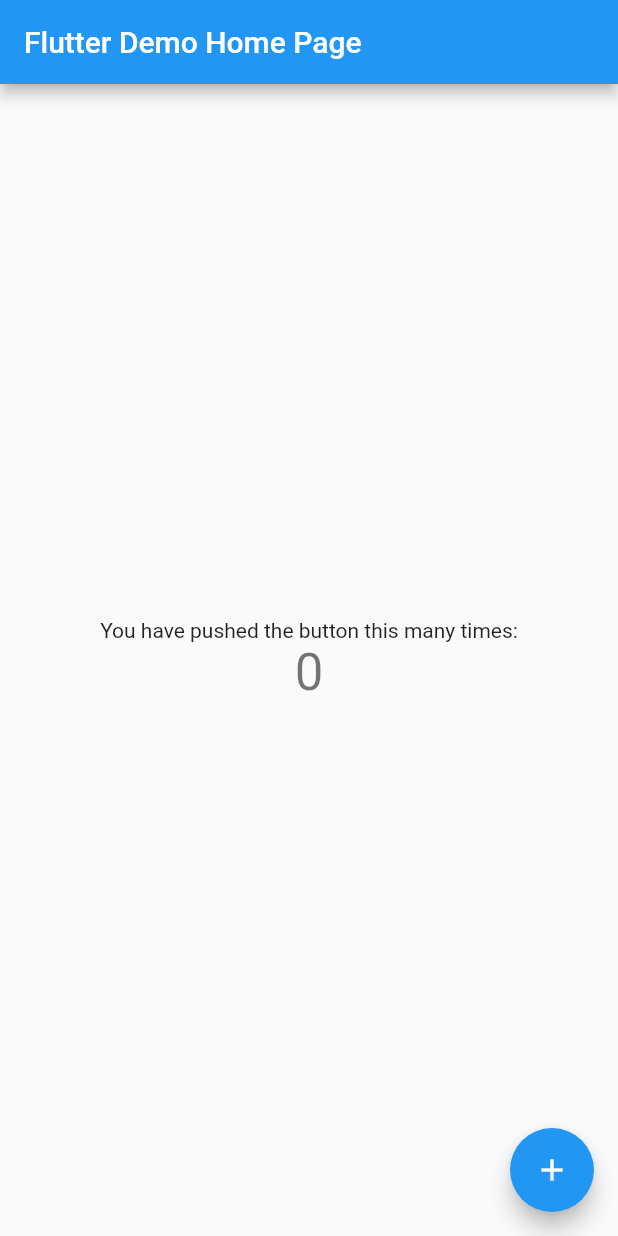
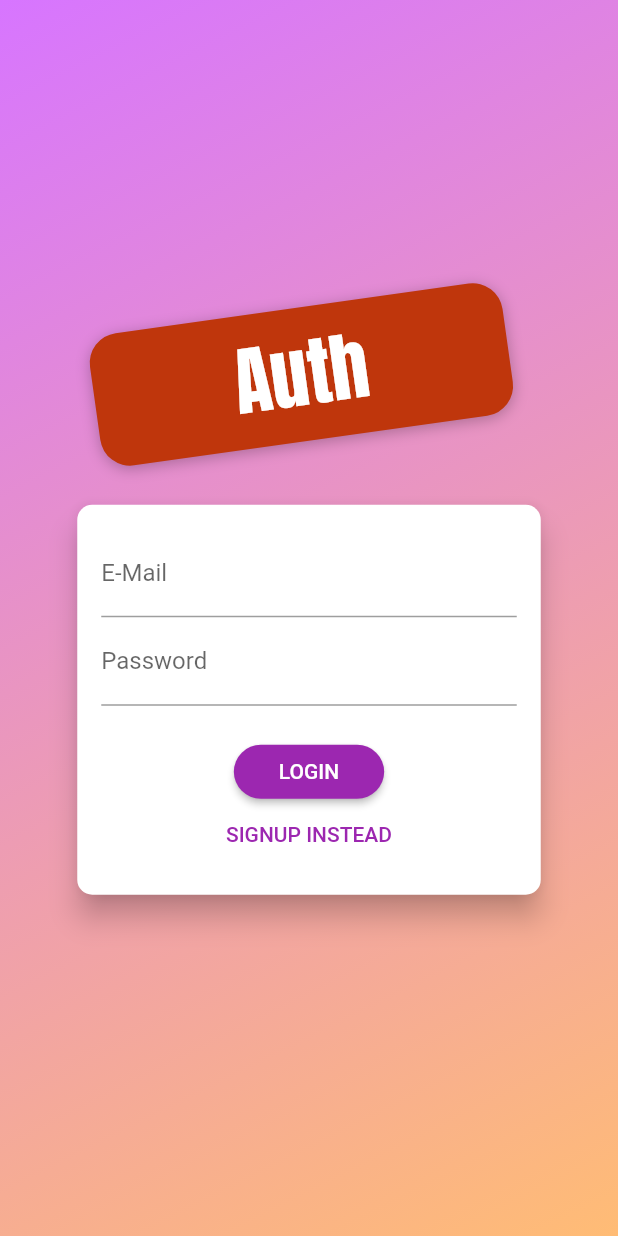
Before and after one commit to JavIonBek/auth, a Flutter app: the screen it shows after launch, on a phone screen of 412 x 824 dp. Run offline on Flutter 3.47's test engine with Material 2 defaults, Android fonts, the phone set to English and light mode, and no system bars.

Commit message:
Updated files

```diff
--- a/lib/main.dart
+++ b/lib/main.dart
@@ -1,114 +1,27 @@
 import 'package:flutter/material.dart';
 
-void main() {
-  runApp(MyApp());
-}
+import './screens/auth_screen.dart';
+
+void main() => runApp(MyApp());
 
 class MyApp extends StatelessWidget {
-  // This widget is the root of your application.
   @override
   Widget build(BuildContext context) {
     return MaterialApp(
       debugShowCheckedModeBanner: false,
-      title: 'Flutter Demo',
+      title: 'Flutter App',
       theme: ThemeData(
-        // This is the theme of your application.
-        //
-        // Try running your application with "flutter run". You'll see the
-        // application has a blue toolbar. Then, without quitting the app, try
-        // changing the primarySwatch below to Colors.green and then invoke
-        // "hot reload" (press "r" in the console where you ran "flutter run",
-        // or simply save your changes to "hot reload" in a Flutter IDE).
-        // Notice that the counter didn't reset back to zero; the application
-        // is not restarted.
-        primarySwatch: Colors.blue,
+        primarySwatch: Colors.purple,
+        accentColor: Colors.deepOrange,
+        // fontFamily: 'Lato',
+        // pageTransitionsTheme: PageTransitionsTheme(
+        //   builders: {
+        //     TargetPlatform.android: CustomPageTransitionBuilder(),
+        //     TargetPlatform.iOS: CustomPageTransitionBuilder(),
+        //   },
+        // ),
       ),
-      home: MyHomePage(title: 'Flutter Demo Home Page'),
+      home: AuthScreen(),
     );
   }
 }
-
-class MyHomePage extends StatefulWidget {
-  MyHomePage({Key key, this.title}) : super(key: key);
-
-  // This widget is the home page of your application. It is stateful, meaning
-  // that it has a State object (defined below) that contains fields that affect
-  // how it looks.
-
-  // This class is the configuration for the state. It holds the values (in this
-  // case the title) provided by the parent (in this case the App widget) and
-  // used by the build method of the State. Fields in a Widget subclass are
-  // always marked "final".
-
-  final String title;
-
-  @override
-  _MyHomePageState createState() => _MyHomePageState();
-}
-
-class _MyHomePageState extends State<MyHomePage> {
-  int _counter = 0;
-
-  void _incrementCounter() {
-    setState(() {
-      // This call to setState tells the Flutter framework that something has
-      // changed in this State, which causes it to rerun the build method below
-      // so that the display can reflect the updated values. If we changed
-      // _counter without calling setState(), then the build method would not be
-      // called again, and so nothing would appear to happen.
-      _counter++;
-    });
-  }
-
-  @override
-  Widget build(BuildContext context) {
-    // This method is rerun every time setState is called, for instance as done
-    // by the _incrementCounter method above.
-    //
-    // The Flutter framework has been optimized to make rerunning build methods
-    // fast, so that you can just rebuild anything that needs updating rather
-    // than having to individually change instances of widgets.
-    return Scaffold(
-      appBar: AppBar(
-        // Here we take the value from the MyHomePage object that was created by
-        // the App.build method, and use it to set our appbar title.
-        title: Text(widget.title),
-      ),
-      body: Center(
-        // Center is a layout widget. It takes a single child and positions it
-        // in the middle of the parent.
-        child: Column(
-          // Column is also a layout widget. It takes a list of children and
-          // arranges them vertically. By default, it sizes itself to fit its
-          // children horizontally, and tries to be as tall as its parent.
-          //
-          // Invoke "debug painting" (press "p" in the console, choose the
-          // "Toggle Debug Paint" action from the Flutter Inspector in Android
-          // Studio, or the "Toggle Debug Paint" command in Visual Studio Code)
-          // to see the wireframe for each widget.
-          //
-          // Column has various properties to control how it sizes itself and
-          // how it positions its children. Here we use mainAxisAlignment to
-          // center the children vertically; the main axis here is the vertical
-          // axis because Columns are vertical (the cross axis would be
-          // horizontal).
-          mainAxisAlignment: MainAxisAlignment.center,
-          children: <Widget>[
-            Text(
-              'You have pushed the button this many times:',
-            ),
-            Text(
-              '$_counter',
-              style: Theme.of(context).textTheme.headline4,
-            ),
-          ],
-        ),
-      ),
-      floatingActionButton: FloatingActionButton(
-        onPressed: _incrementCounter,
-        tooltip: 'Increment',
-        child: Icon(Icons.add),
-      ), // This trailing comma makes auto-formatting nicer for build methods.
-    );
-  }
-}
--- /dev/null
+++ b/lib/screens/auth_screen.dart
@@ -0,0 +1,83 @@
+import 'dart:math';
+
+import 'package:flutter/material.dart';
+
+import '../widgets/auth_form.dart';
+
+class AuthScreen extends StatefulWidget {
+  @override
+  _AuthScreenState createState() => _AuthScreenState();
+}
+
+class _AuthScreenState extends State<AuthScreen> {
+  @override
+  Widget build(BuildContext context) {
+    final deviceSize = MediaQuery.of(context).size;
+    return Scaffold(
+      // resizeToAvoidBottomInset: false,
+      body: Stack(
+        children: [
+          Container(
+            decoration: BoxDecoration(
+              gradient: LinearGradient(
+                colors: [
+                  Color.fromRGBO(215, 117, 255, 1),
+                  Color.fromRGBO(255, 188, 117, 1),
+                ],
+                begin: Alignment.topLeft,
+                end: Alignment.bottomRight,
+                stops: [0, 1],
+              ),
+            ),
+          ),
+          SingleChildScrollView(
+            child: Container(
+              height: deviceSize.height,
+              width: deviceSize.width,
+              child: Column(
+                mainAxisAlignment: MainAxisAlignment.center,
+                crossAxisAlignment: CrossAxisAlignment.center,
+                children: [
+                  Flexible(
+                    child: Container(
+                      margin: const EdgeInsets.only(bottom: 20.0),
+                      padding: const EdgeInsets.symmetric(
+                          vertical: 8.0, horizontal: 94.0),
+                      transform: Matrix4.rotationZ(-8 * pi / 180)
+                        ..translate(-10.0),
+                      decoration: BoxDecoration(
+                        borderRadius: BorderRadius.circular(20),
+                        color: Colors.deepOrange.shade900,
+                        boxShadow: [
+                          BoxShadow(
+                            blurRadius: 8,
+                            color: Colors.black26,
+                            offset: const Offset(0, 2),
+                          )
+                        ],
+                      ),
+                      child: const Text(
+                        'Auth',
+                        style: TextStyle(
+                          color: Colors.white,
+                          // color: Theme.of(context).accentTextTheme.headline6.color,
+                          fontSize: 50,
+                          fontFamily: 'Anton',
+                          fontWeight: FontWeight.normal,
+                        ),
+                      ),
+                    ),
+                  ),
+                  Flexible(
+                    flex: deviceSize.width > 600 ? 2 : 1,
+                    child: AuthFrom(),
+                  ),
+                ],
+              ),
+            ),
+          ),
+        ],
+      ),
+    );
+  }
+}
--- /dev/null
+++ b/lib/widgets/auth_form.dart
@@ -0,0 +1,180 @@
+import 'package:flutter/material.dart';
+
+class AuthFrom extends StatefulWidget {
+  @override
+  _AuthFromState createState() => _AuthFromState();
+}
+
+enum AuthMode { Signup, Login }
+
+class _AuthFromState extends State<AuthFrom>
+    with SingleTickerProviderStateMixin {
+  AuthMode _authMode = AuthMode.Login;
+  var _isLoading = false;
+  AnimationController _controller;
+  Animation<Offset> _slideAnimation;
+  Animation<double> _opacityAnimation;
+
+  @override
+  void initState() {
+    super.initState();
+    _controller = AnimationController(
+      vsync: this,
+      duration: Duration(
+        milliseconds: 300,
+      ),
+    );
+    _slideAnimation = Tween<Offset>(
+      begin: Offset(0, -1.5),
+      end: Offset(0, 0),
+    ).animate(
+      CurvedAnimation(
+        parent: _controller,
+        curve: Curves.fastOutSlowIn,
+      ),
+    );
+    _opacityAnimation = Tween(begin: 0.0, end: 1.0)
+        .animate(CurvedAnimation(parent: _controller, curve: Curves.easeIn));
+  }
+
+  @override
+  void dispose() {
+    super.dispose();
+    _controller.dispose();
+  }
+
+  void _switchAuthMode() {
+    if (_authMode == AuthMode.Login) {
+      setState(() {
+        _authMode = AuthMode.Signup;
+      });
+      _controller.forward();
+    } else {
+      setState(() {
+        _authMode = AuthMode.Login;
+      });
+      _controller.reverse();
+    }
+  }
+
+  @override
+  Widget build(BuildContext context) {
+    final deviceSize = MediaQuery.of(context).size;
+    return Card(
+      shape: RoundedRectangleBorder(
+        borderRadius: BorderRadius.circular(10.0),
+      ),
+      elevation: 8.0,
+      child: AnimatedContainer(
+        duration: Duration(milliseconds: 300),
+        curve: Curves.easeIn,
+        height: _authMode == AuthMode.Signup ? 320 : 260,
+        // height: _heightAnimation.value.height,
+        constraints:
+            BoxConstraints(minHeight: _authMode == AuthMode.Signup ? 320 : 260),
+        width: deviceSize.width * 0.75,
+        padding: const EdgeInsets.all(16.0),
+        child: Form(
+          // key: _formKey,
+          child: SingleChildScrollView(
+            child: Column(
+              children: [
+                TextFormField(
+                  decoration: const InputDecoration(labelText: 'E-Mail'),
+                  keyboardType: TextInputType.emailAddress,
+                  validator: (value) {
+                    if (value.isEmpty || !value.contains('@')) {
+                      return 'Invalid email!';
+                    }
+                    return null;
+                  },
+                  // onSaved: (value) {
+                  //   _authData['email'] = value;
+                  // },
+                ),
+                TextFormField(
+                  decoration: const InputDecoration(labelText: 'Password'),
+                  obscureText: true,
+                  // controller: _passwordController,
+                  validator: (value) {
+                    if (value.isEmpty || value.length < 5) {
+                      return 'Password is too short!';
+                    }
+                    return null;
+                  },
+                  // onSaved: (value) {
+                  //   _authData['password'] = value;
+                  // },
+                ),
+                AnimatedContainer(
+                  constraints: BoxConstraints(
+                    minHeight: _authMode == AuthMode.Signup ? 60 : 0,
+                    maxHeight: _authMode == AuthMode.Signup ? 120 : 0,
+                  ),
+                  duration: Duration(milliseconds: 300),
+                  curve: Curves.easeIn,
+                  child: SlideTransition(
+                    position: _slideAnimation,
+                    child: FadeTransition(
+                      opacity: _opacityAnimation,
+                      child: TextFormField(
+                        enabled: _authMode == AuthMode.Signup,
+                        decoration: const InputDecoration(
+                            labelText: 'Confirm Password'),
+                        obscureText: true,
+                        // validator: _authMode == AuthMode.Signup
+                        //     ? (value) {
+                        //         if (value != _passwordController.text) {
+                        //           return 'Passwords do not match!';
+                        //         }
+                        //         return null;
+                        //       }
+                        //     : null,
+                      ),
+                    ),
+                  ),
+                ),
+                const SizedBox(height: 20),
+                if (_isLoading)
+                  CircularProgressIndicator()
+                else
+                  ElevatedButton(
+                    child:
+                        Text(_authMode == AuthMode.Login ? 'LOGIN' : 'SIGN UP'),
+                    onPressed: () {}, // _submit
+                    style: ButtonStyle(
+                      shape: MaterialStateProperty.all<RoundedRectangleBorder>(
+                        RoundedRectangleBorder(
+                          borderRadius: BorderRadius.circular(30),
+                        ),
+                      ),
+                      padding: MaterialStateProperty.all<EdgeInsets>(
+                          const EdgeInsets.symmetric(
+                              horizontal: 30.0, vertical: 8.0)),
+                      backgroundColor: MaterialStateProperty.all<Color>(
+                          Theme.of(context).primaryColor),
+                      foregroundColor: MaterialStateProperty.all<Color>(
+                          Theme.of(context).primaryTextTheme.button.color),
+                    ),
+                  ),
+                TextButton(
+                  child: Text(
+                      '${_authMode == AuthMode.Login ? 'SIGNUP' : 'LOGIN'} INSTEAD'),
+                  onPressed: _switchAuthMode,
+                  style: ButtonStyle(
+                    padding: MaterialStateProperty.all<EdgeInsets>(
+                        const EdgeInsets.symmetric(
+                            horizontal: 30.0, vertical: 4)),
+                    tapTargetSize: MaterialTapTargetSize.shrinkWrap,
+                    foregroundColor: MaterialStateProperty.all<Color>(
+                        Theme.of(context).primaryColor),
+                  ),
+                ),
+              ],
+            ),
+          ),
+        ),
+      ),
+    );
+  }
+}
```
Also changed, not shown: pubspec.yaml (+5 -9 lines), assets/fonts/Anton-Regular.ttf (added), assets/test.txt (added).
